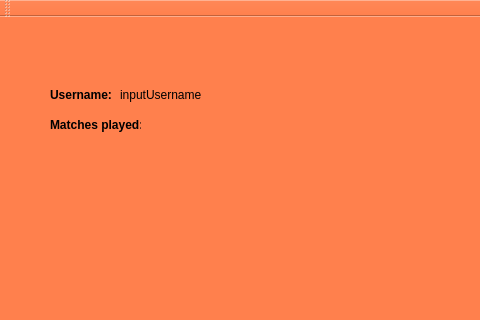
Old version of the form Client1/AccountPage.ui in the repository Paul-Podoleanu/ProjectModernCpp; both pictures show x 0 to 480 and y 0 to 320 of the 800 by 600 pixel window.
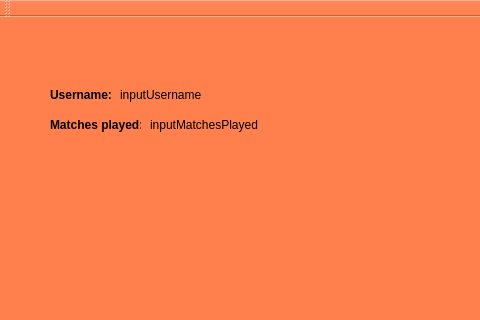
New version of the form.

Commit message: Am adaugat un input label pentru matchesPlayed

```diff
--- a/Client1/AccountPage.ui
+++ b/Client1/AccountPage.ui
@@ -66,6 +66,19 @@
      <string>inputUsername</string>
     </property>
    </widget>
+   <widget class="QLabel" name="matchesPlayedEdit">
+    <property name="geometry">
+     <rect>
+      <x>150</x>
+      <y>100</y>
+      <width>111</width>
+      <height>16</height>
+     </rect>
+    </property>
+    <property name="text">
+     <string>inputMatchesPlayed</string>
+    </property>
+   </widget>
   </widget>
   <widget class="QMenuBar" name="menuBar">
    <property name="geometry">
```
